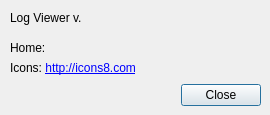
konstc/log_viewer, file forms/AboutDialog.ui: the form before one commit.
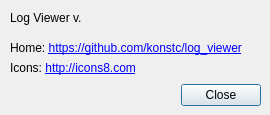
The form after the commit.

The edit to the form file:
```diff
--- a/forms/AboutDialog.ui
+++ b/forms/AboutDialog.ui
@@ -68,12 +68,12 @@
     <rect>
      <x>10</x>
      <y>40</y>
-     <width>49</width>
+     <width>251</width>
      <height>16</height>
     </rect>
    </property>
    <property name="text">
-    <string>&lt;html&gt;&lt;head/&gt;&lt;body&gt;&lt;p&gt;Home: &lt;/p&gt;&lt;/body&gt;&lt;/html&gt;</string>
+    <string>&lt;html&gt;&lt;head/&gt;&lt;body&gt;&lt;p&gt;Home: &lt;a href=&quot;\&amp;quot;https://github.com/konstc/log_viewer\&amp;quot;&quot;&gt;&lt;span style=&quot; text-decoration: underline; color:#0000ff;&quot;&gt;https://github.com/konstc/log_viewer&lt;/span&gt;&lt;/a&gt;&lt;/p&gt;&lt;/body&gt;&lt;/html&gt;</string>
    </property>
    <property name="textFormat">
     <enum>Qt::RichText</enum>
```
